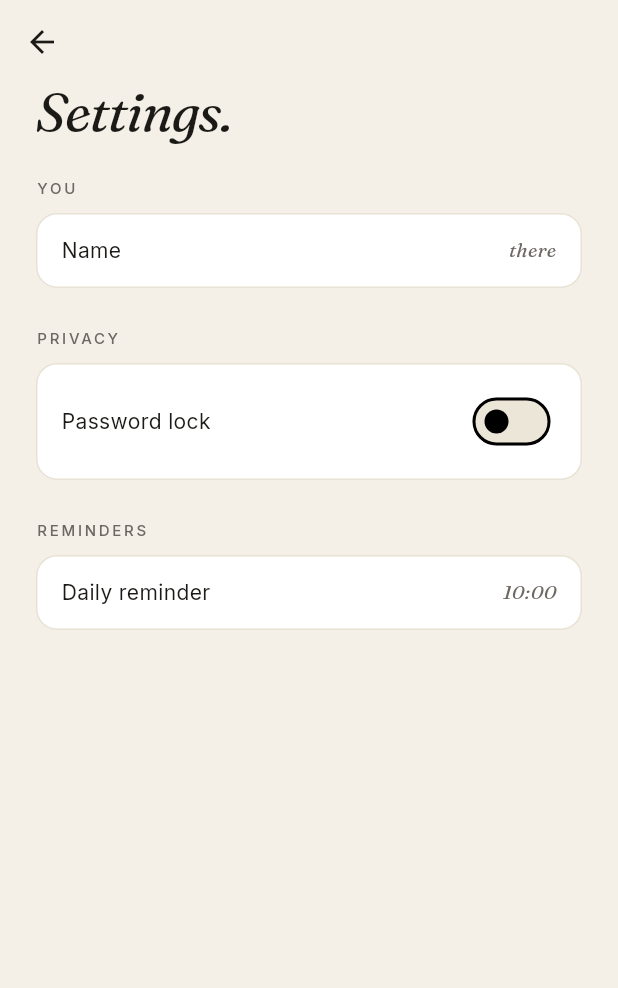
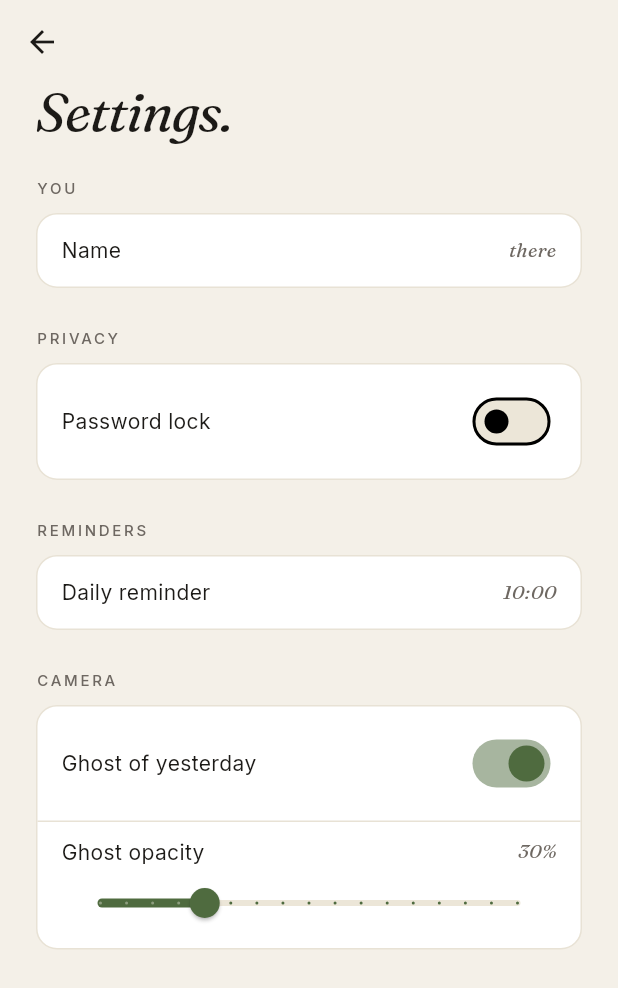
Before and after one commit to Damiencqh/traackit, a Flutter app: the SettingsScreen screen opened directly, on a phone screen of 412 x 824 dp. Shown: the top 988 px of the screen. Run offline on Flutter 3.47's test engine with Material 3 defaults, Android fonts, the phone set to English and light mode, and no system bars; our stand-ins replace camera, flutter_local_notifications, flutter_riverpod, flutter_timezone, google_fonts, share_plus and 2 more; missing offline and left inert: ffmpeg_kit_flutter_new_min_gpl; accounts and stored records are empty.

Commit message:
Add ghost overlay toggle + opacity control in Settings

```diff
--- a/lib/screens/settings_screen.dart
+++ b/lib/screens/settings_screen.dart
@@ -11,11 +11,12 @@ class SettingsScreen extends ConsumerWidget {
   @override
   Widget build(BuildContext context, WidgetRef ref) {
     final prefs = ref.watch(userPrefsProvider).value;
+    final ghostEnabled = prefs?.ghostEnabled ?? true;
 
     return Scaffold(
       appBar: AppBar(),
       body: SafeArea(
-        child: Padding(
+        child: SingleChildScrollView(
           padding: const EdgeInsets.fromLTRB(24, 0, 24, 24),
           child: Column(
             crossAxisAlignment: CrossAxisAlignment.start,
@@ -61,6 +62,25 @@ class SettingsScreen extends ConsumerWidget {
                       context, ref, prefs?.reminderTime ?? '10:00'),
                 ),
               ]),
+              const SizedBox(height: 26),
+              _GroupLabel('CAMERA'),
+              _SettingsCard(children: [
+                _Row(
+                  label: 'Ghost of yesterday',
+                  trailing: Switch.adaptive(
+                    value: ghostEnabled,
+                    activeThumbColor: AppColors.accent,
+                    onChanged: (v) =>
+                        ref.read(userPrefsProvider.notifier).setGhostEnabled(v),
+                  ),
+                ),
+                if (ghostEnabled)
+                  _GhostOpacityRow(
+                    opacity: prefs?.ghostOpacity ?? 0.30,
+                    onChanged: (v) =>
+                        ref.read(userPrefsProvider.notifier).setGhostOpacity(v),
+                  ),
+              ]),
             ],
           ),
         ),
@@ -100,9 +120,6 @@ class SettingsScreen extends ConsumerWidget {
     final picked = await showTimePicker(context: context, initialTime: initial);
     if (picked == null) return;
 
-    // Ask iOS for notification permission before saving the time —
-    // this triggers the system prompt the first time. Subsequent calls
-    // return the cached answer instantly.
     final notif = ref.read(notificationServiceProvider);
     final granted = await notif.requestPermission();
 
@@ -120,6 +137,58 @@ class SettingsScreen extends ConsumerWidget {
         ),
       );
     }
+  }
+}
+
+class _GhostOpacityRow extends StatefulWidget {
+  final double opacity;
+  final ValueChanged<double> onChanged; // called on change-end (persists)
+  const _GhostOpacityRow({required this.opacity, required this.onChanged});
+
+  @override
+  State<_GhostOpacityRow> createState() => _GhostOpacityRowState();
+}
+
+class _GhostOpacityRowState extends State<_GhostOpacityRow> {
+  late double _value = widget.opacity;
+
+  @override
+  void didUpdateWidget(_GhostOpacityRow old) {
+    super.didUpdateWidget(old);
+    if (old.opacity != widget.opacity) _value = widget.opacity;
+  }
+
+  @override
+  Widget build(BuildContext context) {
+    final pct = (_value * 100).round();
+    return Padding(
+      padding: const EdgeInsets.fromLTRB(16, 10, 16, 6),
+      child: Column(
+        crossAxisAlignment: CrossAxisAlignment.start,
+        children: [
+          Row(
+            children: [
+              Expanded(
+                child: Text('Ghost opacity', style: AppText.ui(size: 14)),
+              ),
+              Text('$pct%',
+                  style:
+                      AppText.serifBody(size: 13, color: AppColors.inkMuted)),
+            ],
+          ),
+          Slider(
+            value: _value,
+            min: 0.1,
+            max: 0.9,
+            divisions: 16,
+            activeColor: AppColors.accent,
+            label: '$pct%',
+            onChanged: (v) => setState(() => _value = v),
+            onChangeEnd: widget.onChanged,
+          ),
+        ],
+      ),
+    );
   }
 }
 
```
Also changed, not shown: lib/screens/camera_screen.dart (+8 -7 lines), lib/state/app_state.dart (+31 -1 lines).
